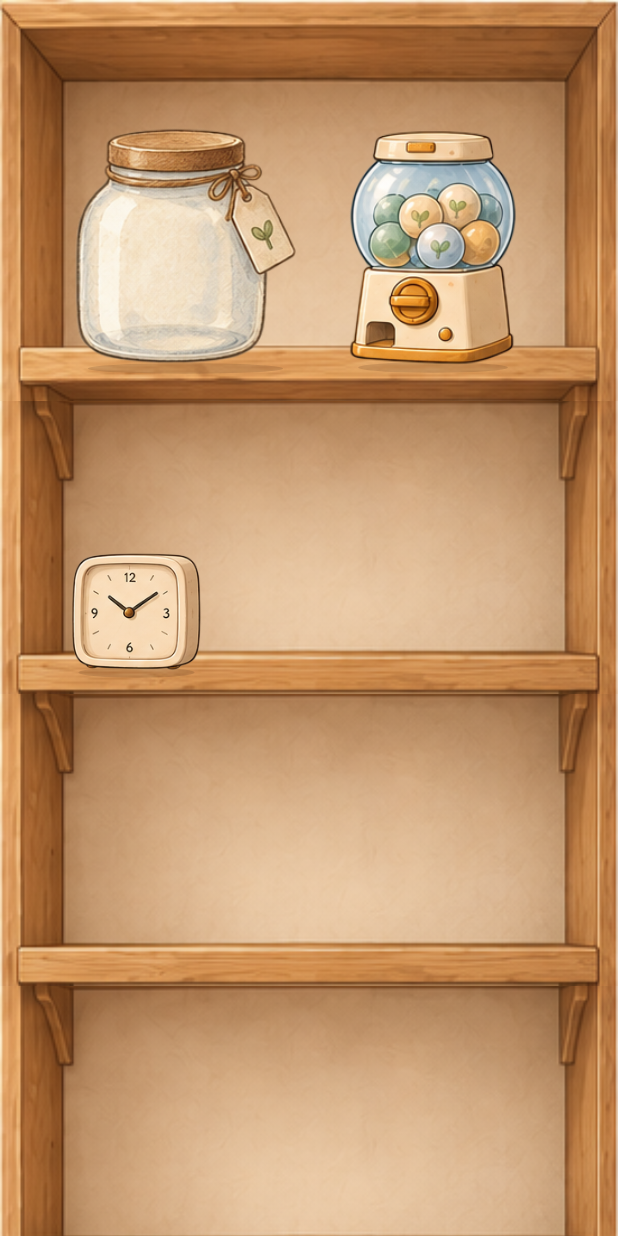
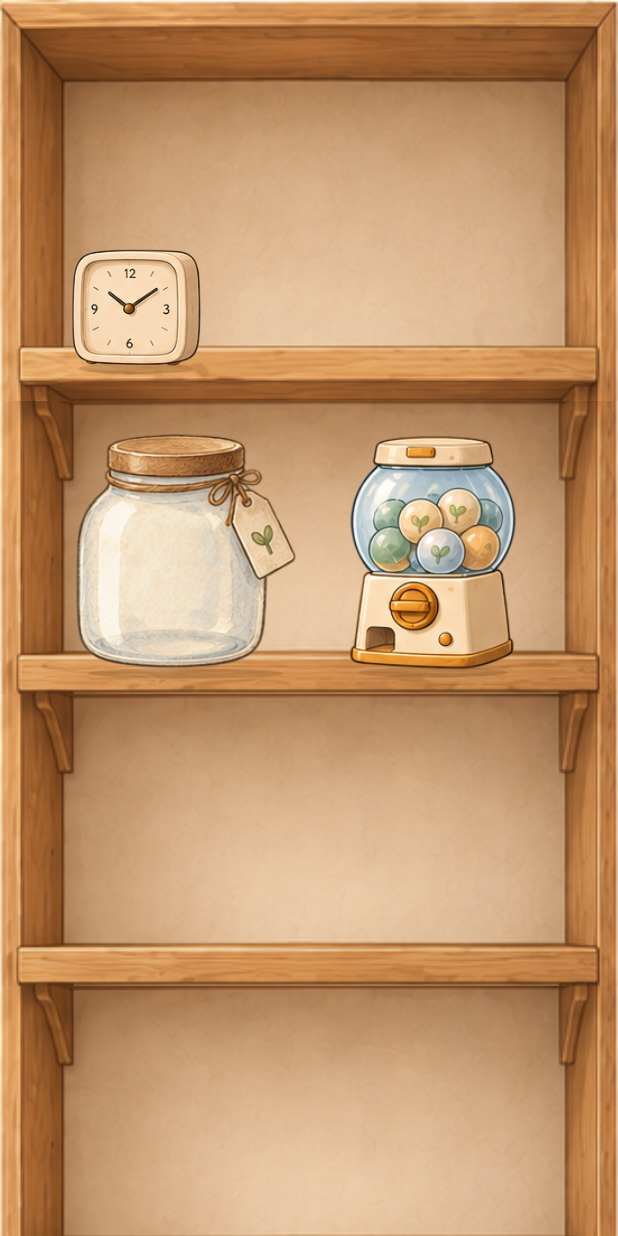
Before and after one commit to Oskeeez/SavingsApp, an Android app built with Jetpack Compose: the screen it shows after launch (MainActivity), on a phone screen of 412 x 824 dp. Run offline under Robolectric (Android 15) with nearby library versions, the phone set to English and light mode, and no system bars; our stand-ins replace Room's generated code.

Commit message:
Freebie spend picker, choose where purchases go, jar+gacha on row 2, always-cream theme
- Using a freebie asks what it is spent on: pick one of the waiting items (marked bought), or
  "Something else", or "Not yet"
- Shelf layout: clock on row 1, jar and gacha machine on row 2; old saved positions that clash with the
  new reserved spots are moved to a free slot (ShelfLayout.resolve), never hidden or overlapping
- Buying opens a full-screen "Where should it go?" over the real shelf: dashed + on every empty spot,
  tap to ghost the item there, "Place it here"; the purchase is refused for reserved/taken spots
- Theme: always the cream design-system palette regardless of the phone's dark mode; light system bars;
  night resource theme matches day
- 67 JVM tests

Co-Authored-By: Claude Sonnet 5.5 <noreply@anthropic.com>
Claude-Session: https://claude.ai/code/session_01RW8eVEo7xuuNwuzrkrBfNT

```diff
--- a/app/src/main/java/com/example/coolingoffjar/MainActivity.kt
+++ b/app/src/main/java/com/example/coolingoffjar/MainActivity.kt
@@ -1,8 +1,10 @@
 package com.example.coolingoffjar
 
+import android.graphics.Color
 import android.os.Bundle
 import androidx.activity.ComponentActivity
 import androidx.activity.compose.setContent
+import androidx.activity.SystemBarStyle
 import androidx.activity.enableEdgeToEdge
 import androidx.compose.runtime.getValue
 import androidx.compose.runtime.mutableStateOf
@@ -14,7 +16,11 @@ import com.example.coolingoffjar.ui.theme.CoolingOffJarTheme
 class MainActivity : ComponentActivity() {
     override fun onCreate(savedInstanceState: Bundle?) {
         super.onCreate(savedInstanceState)
-        enableEdgeToEdge()
+        // Light bars (dark icons) on the cream background, regardless of the phone's dark-mode setting.
+        enableEdgeToEdge(
+            statusBarStyle = SystemBarStyle.light(Color.TRANSPARENT, Color.TRANSPARENT),
+            navigationBarStyle = SystemBarStyle.light(Color.TRANSPARENT, Color.TRANSPARENT),
+        )
         val debuggable = (application as CoolingOffJarApp).isDebuggable
         setContent {
             CoolingOffJarTheme {
--- a/app/src/main/java/com/example/coolingoffjar/domain/ShelfLayout.kt
+++ b/app/src/main/java/com/example/coolingoffjar/domain/ShelfLayout.kt
@@ -4,28 +4,30 @@ import kotlin.math.min
 
 data class SlotRef(val tier: Int, val slot: Int)
 
-/** An item the user has bought, and where it stands. Position is stored so the shelf never reshuffles. */
+/** An item the user has bought, and where it stands. */
 data class OwnedItem(val itemId: String, val tier: Int, val slot: Int, val purchasedAt: Long) {
     val slotRef: SlotRef get() = SlotRef(tier, slot)
 }
 
 /**
- * Where things can stand. Each tier has a few slots along its board. A handful are reserved forever: the
- * jar, the gacha machine (Shop) and the desk clock (Settings) always have the same place, whatever is
- * bought, and two more are kept for completed-jar memories.
+ * Where things can stand. Each tier has a few slots along its board. A handful are reserved forever: the desk clock
+ * (Settings) on the top row, the jar and the gacha machine (Shop) on the second row, and two for completed-jar
+ * memories. Everything else is free for the user to fill, wherever they choose.
  */
 object ShelfLayout {
-    val JAR = SlotRef(0, 0)
-    val GACHA = SlotRef(0, 1)
-    val CLOCK = SlotRef(1, 0)
+    val CLOCK = SlotRef(0, 0)
+    val JAR = SlotRef(1, 0)
+    val GACHA = SlotRef(1, 1)
     val MEMORY_JARS = listOf(SlotRef(2, 2), SlotRef(3, 2))
 
-    private val reserved: Set<SlotRef> = setOf(JAR, GACHA, CLOCK) + MEMORY_JARS
+    private val reserved: Set<SlotRef> = setOf(CLOCK, JAR, GACHA) + MEMORY_JARS
 
-    /** Horizontal centres of a tier's slots, as fractions of the shelf width. */
-    fun slotXs(tier: Int): List<Float> = if (tier == 0) listOf(0.30f, 0.70f) else listOf(0.22f, 0.50f, 0.78f)
+    /** Horizontal centres of a tier's slots, as fractions of the shelf width. The second row has room for two big things. */
+    fun slotXs(tier: Int): List<Float> = if (tier == JAR.tier) listOf(0.30f, 0.70f) else listOf(0.22f, 0.50f, 0.78f)
 
     fun isReserved(slot: SlotRef): Boolean = slot in reserved
+
+    fun isValid(slot: SlotRef): Boolean = slot.tier >= 0 && slot.slot in slotXs(slot.tier).indices
 
     /** First free, unreserved slot, scanning the shelf top to bottom, left to right. Never runs out: tiers are added. */
     fun nextFreeSlot(occupied: Set<SlotRef>): SlotRef {
@@ -39,9 +41,33 @@ object ShelfLayout {
         }
     }
 
+    /** Every slot the user could still put something in, across the first [tiers] tiers. */
+    fun freeSlots(occupied: Set<SlotRef>, tiers: Int): List<SlotRef> =
+        (0 until tiers).flatMap { tier -> slotXs(tier).indices.map { SlotRef(tier, it) } }
+            .filter { it !in reserved && it !in occupied }
+
+    /**
+     * Where each owned item actually stands. A saved position is kept whenever it is a real, unreserved, unshared slot
+     * (earlier purchases win a clash). Anything else, such as an item bought under an older layout whose spot is now
+     * taken by the jar, is moved to the next free slot, so nothing is ever hidden or overlapping.
+     */
+    fun resolve(owned: List<OwnedItem>): List<OwnedItem> {
+        val ordered = owned.sortedWith(compareBy({ it.purchasedAt }, { it.itemId }))
+        val kept = HashSet<SlotRef>()
+        val ok = ordered.map { item ->
+            val slot = item.slotRef
+            val good = isValid(slot) && slot !in reserved && kept.add(slot)
+            good
+        }
+        val taken = HashSet(kept)
+        return ordered.mapIndexed { i, item ->
+            if (ok[i]) item else nextFreeSlot(taken).also { taken += it }.let { item.copy(tier = it.tier, slot = it.slot) }
+        }
+    }
+
     /** How many tiers the shelf needs to show everything. */
-    fun tiersNeeded(owned: List<OwnedItem>): Int =
-        maxOf(ShelfGeometry.MIN_TIERS, (owned.maxOfOrNull { it.tier } ?: 0) + 1)
+    fun tiersNeeded(resolved: List<OwnedItem>): Int =
+        maxOf(ShelfGeometry.MIN_TIERS, (resolved.maxOfOrNull { it.tier } ?: 0) + 1)
 
     /**
      * Height in artwork px for an item standing in [tier]: as big as fits a slot's width and the compartment's
--- a/app/src/main/java/com/example/coolingoffjar/ui/home/HomeViewModel.kt
+++ b/app/src/main/java/com/example/coolingoffjar/ui/home/HomeViewModel.kt
@@ -90,8 +90,9 @@ class HomeViewModel(
         viewModelScope.launch { repository.restoreWant(want) }
     }
 
-    fun useFreebie(jarId: Long) {
-        viewModelScope.launch { repository.useFreebie(jarId) }
+    /** Spend the jar's freebie, optionally on one of the things being waited for. */
+    fun useFreebie(jarId: Long, spentOnWantId: Long? = null) {
+        viewModelScope.launch { repository.useFreebie(jarId, spentOnWantId) }
     }
 
     fun dismissCelebration() {
--- a/app/src/main/java/com/example/coolingoffjar/ui/shelf/ShelfBoard.kt
+++ b/app/src/main/java/com/example/coolingoffjar/ui/shelf/ShelfBoard.kt
@@ -28,11 +28,14 @@ import androidx.compose.runtime.setValue
 import androidx.compose.ui.Alignment
 import androidx.compose.ui.Modifier
 import androidx.compose.ui.composed
+import androidx.compose.ui.draw.alpha
 import androidx.compose.ui.draw.drawBehind
 import androidx.compose.ui.geometry.Offset
 import androidx.compose.ui.geometry.Rect
 import androidx.compose.ui.geometry.Size
 import androidx.compose.ui.graphics.Color
+import androidx.compose.ui.graphics.PathEffect
+import androidx.compose.ui.graphics.drawscope.Stroke
 import androidx.compose.ui.graphics.FilterQuality
 import androidx.compose.ui.graphics.ImageBitmap
 import androidx.compose.ui.graphics.TransformOrigin
@@ -58,6 +61,7 @@ import com.example.coolingoffjar.domain.OwnedItem
 import com.example.coolingoffjar.domain.ShelfCatalog
 import com.example.coolingoffjar.domain.ShelfGeometry
 import com.example.coolingoffjar.domain.ShelfLayout
+import com.example.coolingoffjar.domain.SlotRef
 import com.example.coolingoffjar.domain.JarArt
 import com.example.coolingoffjar.ui.jar.AssetJar
 import com.example.coolingoffjar.ui.jar.JarAspect
@@ -84,8 +88,12 @@ fun ShelfBoard(
     onOpenSettings: () -> Unit,
     onMemoryJar: (Jar) -> Unit,
     modifier: Modifier = Modifier,
+    placement: PlacementMode? = null,
 ) {
-    val tiers = remember(owned) { ShelfLayout.tiersNeeded(owned) }
+    // Where everything really stands (old saved positions that clash with the jar are tidied up).
+    val placed = remember(owned) { ShelfLayout.resolve(owned) }
+    // While choosing a spot, one extra empty row is offered at the bottom so there is always somewhere new.
+    val tiers = remember(placed, placement != null) { ShelfLayout.tiersNeeded(placed) + if (placement != null) 1 else 0 }
     var jarCoords by remember { mutableStateOf<LayoutCoordinates?>(null) }
 
     BoxWithConstraints(modifier.fillMaxWidth()) {
@@ -98,9 +106,9 @@ fun ShelfBoard(
 
             // The permanent objects.
             Standing(ctx, ShelfLayout.CLOCK.tier, ShelfLayout.slotXs(ShelfLayout.CLOCK.tier)[ShelfLayout.CLOCK.slot], ClockHeightPx, R.drawable.item_desk_clock,
-                label = stringResource(R.string.shelf_open_settings), onClick = onOpenSettings)
+                label = stringResource(R.string.shelf_open_settings), onClick = onOpenSettings.takeIf { placement == null })
             Standing(ctx, ShelfLayout.GACHA.tier, ShelfLayout.slotXs(ShelfLayout.GACHA.tier)[ShelfLayout.GACHA.slot], GachaHeightPx, R.drawable.item_gacha_machine,
-                label = stringResource(R.string.shelf_open_shop), onClick = onOpenShop)
+                label = stringResource(R.string.shelf_open_shop), onClick = onOpenShop.takeIf { placement == null })
 
             // The jar: biggest thing here, and the way into the jar scene.
             val jarDescription =
@@ -113,7 +121,7 @@ fun ShelfBoard(
                 ctx, ShelfLayout.JAR.tier, ShelfLayout.slotXs(ShelfLayout.JAR.tier)[ShelfLayout.JAR.slot], JarHeightPx,
                 aspect = JarAspect,
                 label = jarDescription,
-                onClick = { onOpenJar(jarCoords?.takeIf { it.isAttached }?.boundsInRoot()) },
+                onClick = { onOpenJar(jarCoords?.takeIf { it.isAttached }?.boundsInRoot()) }.takeIf { placement == null },
                 extra = Modifier.onGloballyPositioned { jarCoords = it },
             ) {
                 AssetJar(
@@ -130,17 +138,40 @@ fun ShelfBoard(
             memoryJars.take(ShelfLayout.MEMORY_JARS.size).forEachIndexed { i, jar ->
                 val slot = ShelfLayout.MEMORY_JARS[i]
                 val description = stringResource(R.string.shelf_jar_description, jar.completedAt?.let { formatDate(it) }.orEmpty())
-                Standing(ctx, slot.tier, ShelfLayout.slotXs(slot.tier)[slot.slot], MemoryJarHeightPx, aspect = JarAspect, label = description, onClick = { onMemoryJar(jar) }) {
+                Standing(ctx, slot.tier, ShelfLayout.slotXs(slot.tier)[slot.slot], MemoryJarHeightPx, aspect = JarAspect, label = description, onClick = { onMemoryJar(jar) }.takeIf { placement == null }) {
                     Image(painterResource(jarStateRes(JarArt.FULL)), null, Modifier.fillMaxSize(), contentScale = ContentScale.Fit)
                 }
             }
 
             // Everything the user has bought.
-            for (item in owned) {
+            for (item in placed) {
                 val entry = ShelfCatalog.find(item.itemId) ?: continue
                 val xs = ShelfLayout.slotXs(item.tier)
                 val x = xs.getOrNull(item.slot) ?: continue
                 Standing(ctx, item.tier, x, ShelfLayout.heightFor(entry, item.tier, tiers), artRes(entry.artKey), aspect = entry.aspect)
+            }
+
+            // Choosing where a new thing goes: every empty spot is a tappable marker; the chosen one shows the item.
+            if (placement != null) {
+                val entry = ShelfCatalog.find(placement.artKey)
+                val taken = placed.map { it.slotRef }.toSet()
+                for (slot in ShelfLayout.freeSlots(taken, tiers)) {
+                    val x = ShelfLayout.slotXs(slot.tier)[slot.slot]
+                    val label = stringResource(R.string.place_spot_description, slot.tier + 1, slot.slot + 1)
+                    if (slot == placement.selected && entry != null) {
+                        Standing(
+                            ctx, slot.tier, x, ShelfLayout.heightFor(entry, slot.tier, tiers), aspect = entry.aspect,
+                            label = label, onClick = { placement.onSelect(slot) },
+                            extra = Modifier.alpha(0.92f),
+                        ) {
+                            Image(painterResource(artRes(entry.artKey)), null, Modifier.fillMaxSize(), contentScale = ContentScale.Fit)
+                        }
+                    } else {
+                        Standing(ctx, slot.tier, x, 44f, aspect = 1f, label = label, onClick = { placement.onSelect(slot) }) {
+                            SpotMarker()
+                        }
+                    }
+                }
             }
         }
     }
@@ -217,6 +248,24 @@ private fun BoxScope.Standing(
     )
 }
 
+/** Which spot the user is choosing for [artKey], and what happens when they tap one. */
+class PlacementMode(val artKey: String, val selected: SlotRef?, val onSelect: (SlotRef) -> Unit)
+
+/** A dashed ring with a plus: "you could put something here". */
+@Composable
+private fun SpotMarker() {
+    val palette = JarTheme.palette
+    Box(Modifier.fillMaxSize(), contentAlignment = Alignment.Center) {
+        Canvas(Modifier.fillMaxSize()) {
+            drawCircle(
+                color = palette.sageDeep.copy(alpha = 0.85f),
+                style = Stroke(width = 2.dp.toPx(), pathEffect = PathEffect.dashPathEffect(floatArrayOf(10f, 8f))),
+            )
+        }
+        Text("+", style = MaterialTheme.typography.titleLarge, color = palette.sageDeep)
+    }
+}
+
 /** Gold count badge: "something is ready for your decision". Sits on the jar. */
 @Composable
 private fun ReadyBadge(count: Int, modifier: Modifier = Modifier) {
--- a/app/src/main/java/com/example/coolingoffjar/ui/theme/Theme.kt
+++ b/app/src/main/java/com/example/coolingoffjar/ui/theme/Theme.kt
@@ -1,6 +1,5 @@
 package com.example.coolingoffjar.ui.theme
 
-import androidx.compose.foundation.isSystemInDarkTheme
 import androidx.compose.material3.MaterialTheme
 import androidx.compose.material3.Shapes
 import androidx.compose.material3.darkColorScheme
@@ -52,6 +51,8 @@ private fun JarPalette.toColorScheme() =
             surfaceContainerLow = background,
             surfaceContainer = background,
             surfaceContainerHigh = background,
+            inverseSurface = text,
+            inverseOnSurface = background,
             outline = glassEdge,
             outlineVariant = glassEdge.copy(alpha = 0.6f),
         )
@@ -65,10 +66,13 @@ private val JarShapes = Shapes(
     extraLarge = RoundedCornerShape(36.dp),
 )
 
-/** Follows the system dark-mode setting. Dynamic colour is intentionally not used: the palette is the brand. */
+/**
+ * Always the cream design-system palette, whatever the phone's dark-mode setting: the room is meant to look warm and
+ * sunny. (A dark palette exists for a possible future Appearance option.) Dynamic colour is intentionally not used.
+ */
 @Composable
 fun CoolingOffJarTheme(
-    darkTheme: Boolean = isSystemInDarkTheme(),
+    darkTheme: Boolean = false,
     content: @Composable () -> Unit,
 ) {
     val palette = if (darkTheme) DarkJarPalette else LightJarPalette
--- a/app/src/main/res/values-night/colors.xml
+++ b/app/src/main/res/values-night/colors.xml
@@ -1,3 +1,3 @@
 <resources>
-    <color name="window_background">#1B1A1F</color>
+    <color name="window_background">#FAF6EC</color>
 </resources>
--- a/app/src/main/res/values-night/themes.xml
+++ b/app/src/main/res/values-night/themes.xml
@@ -1,5 +1,6 @@
 <resources>
-    <style name="Theme.CoolingOffJar" parent="android:Theme.Material.NoActionBar">
+    <!-- Same as the day theme: the app stays cream even when the phone is in dark mode. -->
+    <style name="Theme.CoolingOffJar" parent="android:Theme.Material.Light.NoActionBar">
         <item name="android:windowBackground">@color/window_background</item>
         <item name="android:statusBarColor">@android:color/transparent</item>
         <item name="android:navigationBarColor">@android:color/transparent</item>
```
Also changed, not shown: app/src/main/java/com/example/coolingoffjar/data/repo/CoolingOffRepository.kt (+17 -4 lines), app/src/main/java/com/example/coolingoffjar/data/repo/ShelfRepository.kt (+7 -3 lines), app/src/main/java/com/example/coolingoffjar/domain/ShelfEconomy.kt (+10 -3 lines), app/src/main/java/com/example/coolingoffjar/ui/home/FreebieSpendSheet.kt (added, +168 -0 lines), app/src/main/java/com/example/coolingoffjar/ui/home/HomeScreen.kt (+17 -2 lines), app/src/main/java/com/example/coolingoffjar/ui/shop/PlacementDialog.kt (added, +142 -0 lines), app/src/main/java/com/example/coolingoffjar/ui/shop/ShopDetailScreen.kt (+18 -1 lines), app/src/main/java/com/example/coolingoffjar/ui/shop/ShopViewModel.kt (+7 -3 lines), app/src/main/res/values/strings.xml (+15 -0 lines), 2 other files.
